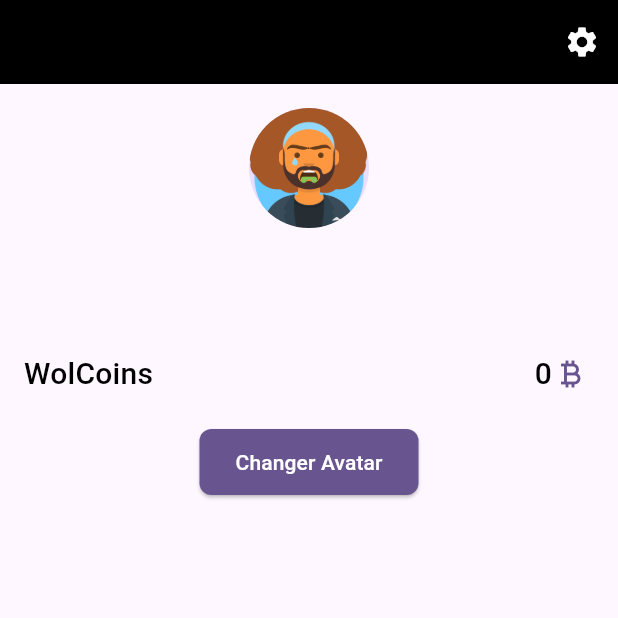
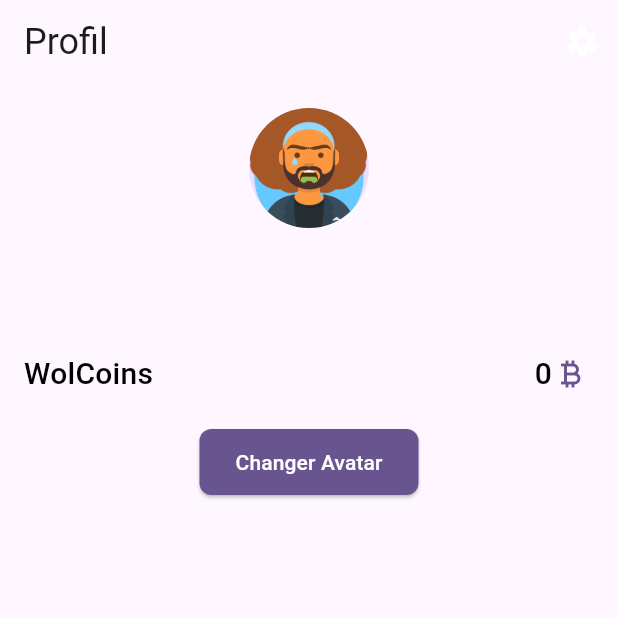
Before and after one commit to Sixpacks123/wolkup_app, a Flutter app: the UserProfilePage screen opened by its route, on a phone screen of 412 x 824 dp, the top half of it. Run offline on Flutter 3.47's test engine with Material 3 defaults, Android fonts, the light colour scheme and no system bars; our stand-ins replace flutter_dotenv, flutter_hooks, flutter_map, flutter_riverpod, freezed_annotation, geolocator and 5 more; accounts and stored records are empty; generated files the repository leaves out were written again.

Commit message:
refacto theme

```diff
--- a/lib/features/profile/presentation/pages/user_profile_page.dart
+++ b/lib/features/profile/presentation/pages/user_profile_page.dart
@@ -86,7 +86,7 @@ class _UserProfilePageState extends ConsumerState<UserProfilePage> {
 
     return Scaffold(
       appBar: AppBar(
-        backgroundColor: Theme.of(context).colorScheme.shadow,
+        title: const Text('Profil'),
         actions: [
           IconButton(
             icon: const Icon(Icons.settings, color: Colors.white),
```
